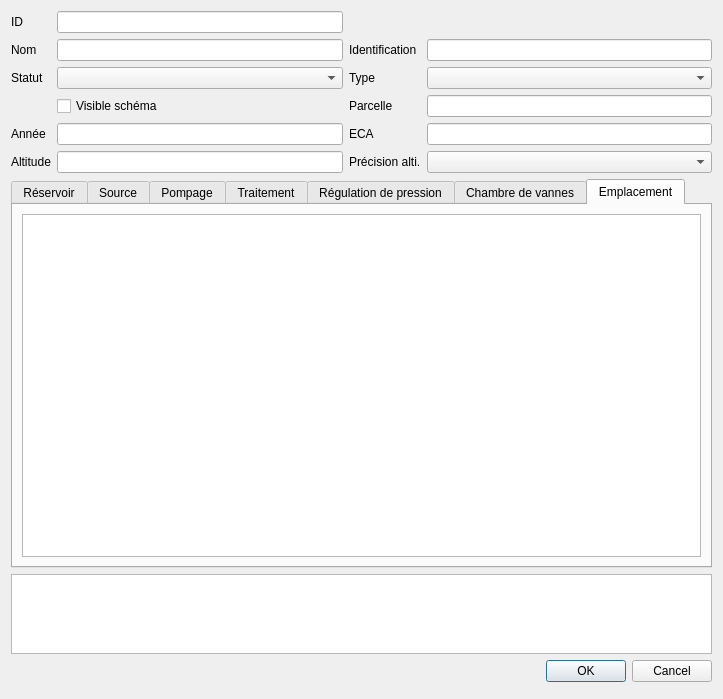
Before: the Qt Designer form qgis-project/ui_forms/installation.ui in qwat/QWAT, drawn with Qt 5.
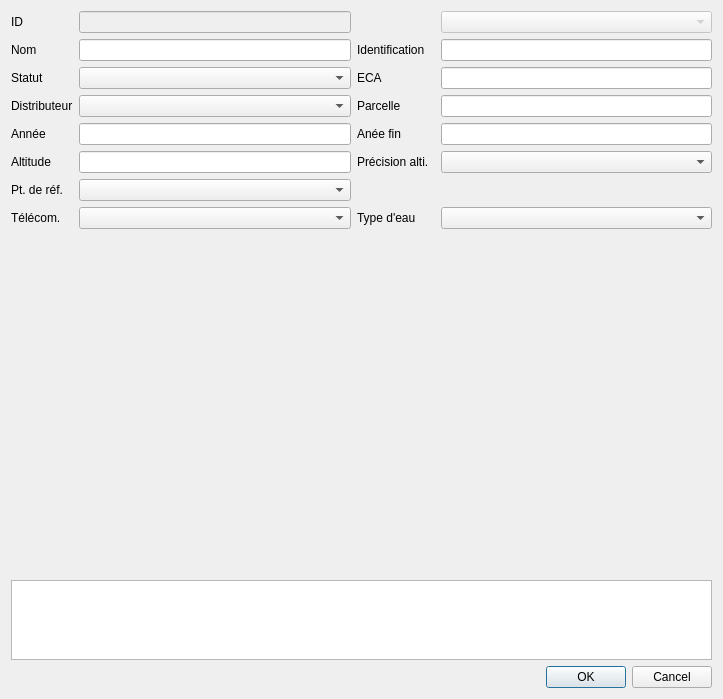
After: the same form once the commit is applied. The open tabs and pages were chosen to show the change.

Commit message:
update project with new installation structure still todo: * symbology * field definition
now, installations are regrouped in one big view, the form being shown depends on the type of installation using some python logic (see qgis-project/python/installation_form.py).

The edit to the form file:
```diff
--- a/qgis-project/ui_forms/installation.ui
+++ b/qgis-project/ui_forms/installation.ui
@@ -17,138 +17,6 @@
    <double>1.000000000000000</double>
   </property>
   <layout class="QGridLayout" name="gridLayout">
-   <item row="1" column="1">
-    <widget class="QLineEdit" name="id">
-     <property name="readOnly">
-      <bool>true</bool>
-     </property>
-    </widget>
-   </item>
-   <item row="1" column="0">
-    <widget class="QLabel" name="label">
-     <property name="text">
-      <string>ID</string>
-     </property>
-    </widget>
-   </item>
-   <item row="8" column="0" colspan="4">
-    <widget class="QTabWidget" name="tabWidget">
-     <property name="currentIndex">
-      <number>0</number>
-     </property>
-     <widget class="QWidget" name="tab">
-      <attribute name="title">
-       <string>Réservoir</string>
-      </attribute>
-      <layout class="QGridLayout" name="gridLayout_3">
-       <item row="0" column="0">
-        <widget class="QWidget" name="widget" native="true">
-         <property name="qgisRelation" stdset="0">
-          <string>relation_installationbuilding_tank</string>
-         </property>
-        </widget>
-       </item>
-      </layout>
-     </widget>
-     <widget class="QWidget" name="tab_3">
-      <attribute name="title">
-       <string>Source</string>
-      </attribute>
-      <layout class="QGridLayout" name="gridLayout_5">
-       <item row="0" column="0">
-        <widget class="QWidget" name="widget_4" native="true">
-         <property name="qgisRelation" stdset="0">
-          <string>relation_installationbuilding_source</string>
-         </property>
-        </widget>
-       </item>
-      </layout>
-     </widget>
-     <widget class="QWidget" name="tab_4">
-      <attribute name="title">
-       <string>Pompage</string>
-      </attribute>
-      <layout class="QGridLayout" name="gridLayout_4">
-       <item row="0" column="0">
-        <widget class="QWidget" name="widget_2" native="true">
-         <property name="qgisRelation" stdset="0">
-          <string>relation_installationbuilding_pump</string>
-         </property>
-        </widget>
-       </item>
-      </layout>
-     </widget>
-     <widget class="QWidget" name="tab_5">
-      <attribute name="title">
-       <string>Traitement</string>
-      </attribute>
-      <layout class="QGridLayout" name="gridLayout_6">
-       <item row="0" column="0">
-        <widget class="QWidget" name="widget_5" native="true">
-         <property name="qgisRelation" stdset="0">
-          <string>relation_installationbuilding_treatment</string>
-         </property>
-        </widget>
-       </item>
-      </layout>
-     </widget>
-     <widget class="QWidget" name="tab_6">
-      <attribute name="title">
-       <string>Régulation de pression</string>
-      </attribute>
-      <layout class="QGridLayout" name="gridLayout_7">
-       <item row="0" column="0">
-        <widget class="QWidget" name="widget_6" native="true">
-         <property name="qgisRelation" stdset="0">
-          <string>relation_installationbuilding_pressurecontrol</string>
-         </property>
-        </widget>
-       </item>
-      </layout>
-     </widget>
-     <widget class="QWidget" name="tab_2">
-      <attribute name="title">
-       <string>Chambre de vannes</string>
-      </attribute>
-      <layout class="QGridLayout" name="gridLayout_2">
-       <item row="0" column="0">
-        <widget class="QWidget" name="widget_7" native="true">
-         <property name="qgisRelation" stdset="0">
-          <string>relation_installationbuilding_chamber</string>
-         </property>
-        </widget>
-       </item>
-      </layout>
-     </widget>
-     <widget class="QWidget" name="tab_7">
-      <attribute name="title">
-       <string>Emplacement</string>
-      </attribute>
-      <layout class="QGridLayout" name="gridLayout_8">
-       <item row="0" column="0">
-        <layout class="QVBoxLayout" name="verticalLayout">
-         <item>
-          <widget class="QListWidget" name="fk_locationtype"/>
-         </item>
-        </layout>
-       </item>
-      </layout>
-     </widget>
-    </widget>
-   </item>
-   <item row="10" column="0" colspan="4">
-    <widget class="QDialogButtonBox" name="buttonBox">
-     <property name="orientation">
-      <enum>Qt::Horizontal</enum>
-     </property>
-     <property name="standardButtons">
-      <set>QDialogButtonBox::Cancel|QDialogButtonBox::Ok</set>
-     </property>
-    </widget>
-   </item>
-   <item row="3" column="1">
-    <widget class="QComboBox" name="fk_status"/>
-   </item>
    <item row="3" column="0">
     <widget class="QLabel" name="label_8">
      <property name="text">
@@ -156,6 +24,9 @@
      </property>
     </widget>
    </item>
+   <item row="3" column="4">
+    <widget class="QLineEdit" name="eca"/>
+   </item>
    <item row="2" column="0">
     <widget class="QLabel" name="label_2">
      <property name="text">
@@ -163,50 +34,12 @@
      </property>
     </widget>
    </item>
-   <item row="6" column="1">
-    <widget class="QLineEdit" name="altitude"/>
-   </item>
-   <item row="4" column="1">
-    <widget class="QCheckBox" name="schema_visible">
-     <property name="layoutDirection">
-      <enum>Qt::LeftToRight</enum>
-     </property>
-     <property name="text">
-      <string>Visible schéma</string>
-     </property>
-    </widget>
-   </item>
-   <item row="11" column="0">
-    <widget class="QWidget" name="widget_3" native="true"/>
-   </item>
-   <item row="2" column="1">
-    <widget class="QLineEdit" name="name"/>
-   </item>
-   <item row="5" column="0">
-    <widget class="QLabel" name="label_5">
-     <property name="text">
-      <string>Année</string>
-     </property>
-    </widget>
-   </item>
-   <item row="5" column="2">
-    <widget class="QLabel" name="label_7">
-     <property name="text">
-      <string>ECA</string>
-     </property>
-    </widget>
-   </item>
-   <item row="6" column="3">
+   <item row="6" column="4">
     <widget class="QComboBox" name="fk_precisionalti"/>
    </item>
-   <item row="5" column="1">
-    <widget class="QLineEdit" name="year"/>
-   </item>
-   <item row="6" column="2">
-    <widget class="QLabel" name="label_9">
-     <property name="text">
-      <string>Précision alti.</string>
-     </property>
+   <item row="9" column="0" colspan="5">
+    <widget class="QWidget" name="childWidget" native="true">
+     <layout class="QGridLayout" name="gridLayout_2"/>
     </widget>
    </item>
    <item row="4" column="2">
@@ -216,7 +49,37 @@
      </property>
     </widget>
    </item>
-   <item row="9" column="0" colspan="4">
+   <item row="8" column="1">
+    <widget class="QComboBox" name="fk_remote"/>
+   </item>
+   <item row="2" column="1">
+    <widget class="QLineEdit" name="name"/>
+   </item>
+   <item row="6" column="0">
+    <widget class="QLabel" name="label_10">
+     <property name="text">
+      <string>Altitude</string>
+     </property>
+    </widget>
+   </item>
+   <item row="1" column="0">
+    <widget class="QLabel" name="label">
+     <property name="text">
+      <string>ID</string>
+     </property>
+    </widget>
+   </item>
+   <item row="6" column="1">
+    <widget class="QLineEdit" name="altitude"/>
+   </item>
+   <item row="1" column="4">
+    <widget class="QComboBox" name="installation_type">
+     <property name="enabled">
+      <bool>false</bool>
+     </property>
+    </widget>
+   </item>
+   <item row="10" column="0" colspan="5">
     <widget class="QPlainTextEdit" name="remark">
      <property name="maximumSize">
       <size>
@@ -229,30 +92,38 @@
      </property>
     </widget>
    </item>
-   <item row="5" column="3">
-    <widget class="QLineEdit" name="eca"/>
-   </item>
-   <item row="6" column="0">
-    <widget class="QLabel" name="label_10">
-     <property name="text">
-      <string>Altitude</string>
-     </property>
-    </widget>
-   </item>
-   <item row="4" column="3">
-    <widget class="QLineEdit" name="parcel"/>
-   </item>
-   <item row="3" column="3">
-    <widget class="QComboBox" name="fk_type"/>
+   <item row="5" column="1">
+    <widget class="QLineEdit" name="year"/>
    </item>
    <item row="3" column="2">
-    <widget class="QLabel" name="label_3">
+    <widget class="QLabel" name="label_7">
      <property name="text">
-      <string>Type</string>
+      <string>ECA</string>
      </property>
     </widget>
    </item>
-   <item row="2" column="3">
+   <item row="6" column="2">
+    <widget class="QLabel" name="label_9">
+     <property name="text">
+      <string>Précision alti.</string>
+     </property>
+    </widget>
+   </item>
+   <item row="8" column="0">
+    <widget class="QLabel" name="label_12">
+     <property name="text">
+      <string>Télécom.</string>
+     </property>
+    </widget>
+   </item>
+   <item row="5" column="0">
+    <widget class="QLabel" name="label_5">
+     <property name="text">
+      <string>Année</string>
+     </property>
+    </widget>
+   </item>
+   <item row="2" column="4">
     <widget class="QLineEdit" name="identification"/>
    </item>
    <item row="2" column="2">
@@ -262,6 +133,72 @@
      </property>
     </widget>
    </item>
+   <item row="3" column="1">
+    <widget class="QComboBox" name="fk_status"/>
+   </item>
+   <item row="5" column="2">
+    <widget class="QLabel" name="label_3">
+     <property name="text">
+      <string>Anée fin</string>
+     </property>
+    </widget>
+   </item>
+   <item row="11" column="0" colspan="5">
+    <widget class="QDialogButtonBox" name="buttonBox">
+     <property name="orientation">
+      <enum>Qt::Horizontal</enum>
+     </property>
+     <property name="standardButtons">
+      <set>QDialogButtonBox::Cancel|QDialogButtonBox::Ok</set>
+     </property>
+    </widget>
+   </item>
+   <item row="4" column="4">
+    <widget class="QLineEdit" name="parcel"/>
+   </item>
+   <item row="1" column="1">
+    <widget class="QLineEdit" name="id">
+     <property name="enabled">
+      <bool>false</bool>
+     </property>
+     <property name="readOnly">
+      <bool>true</bool>
+     </property>
+    </widget>
+   </item>
+   <item row="4" column="0">
+    <widget class="QLabel" name="label_11">
+     <property name="text">
+      <string>Distributeur</string>
+     </property>
+    </widget>
+   </item>
+   <item row="8" column="4">
+    <widget class="QComboBox" name="fk_watertype"/>
+   </item>
+   <item row="4" column="1">
+    <widget class="QComboBox" name="fk_distributor"/>
+   </item>
+   <item row="5" column="4">
+    <widget class="QLineEdit" name="year_end"/>
+   </item>
+   <item row="8" column="2">
+    <widget class="QLabel" name="label_13">
+     <property name="text">
+      <string>Type d'eau</string>
+     </property>
+    </widget>
+   </item>
+   <item row="7" column="1">
+    <widget class="QComboBox" name="fk_object_reference"/>
+   </item>
+   <item row="7" column="0">
+    <widget class="QLabel" name="label_14">
+     <property name="text">
+      <string>Pt. de réf.</string>
+     </property>
+    </widget>
+   </item>
   </layout>
  </widget>
  <resources/>
```
The commit also changes 11 other files.
